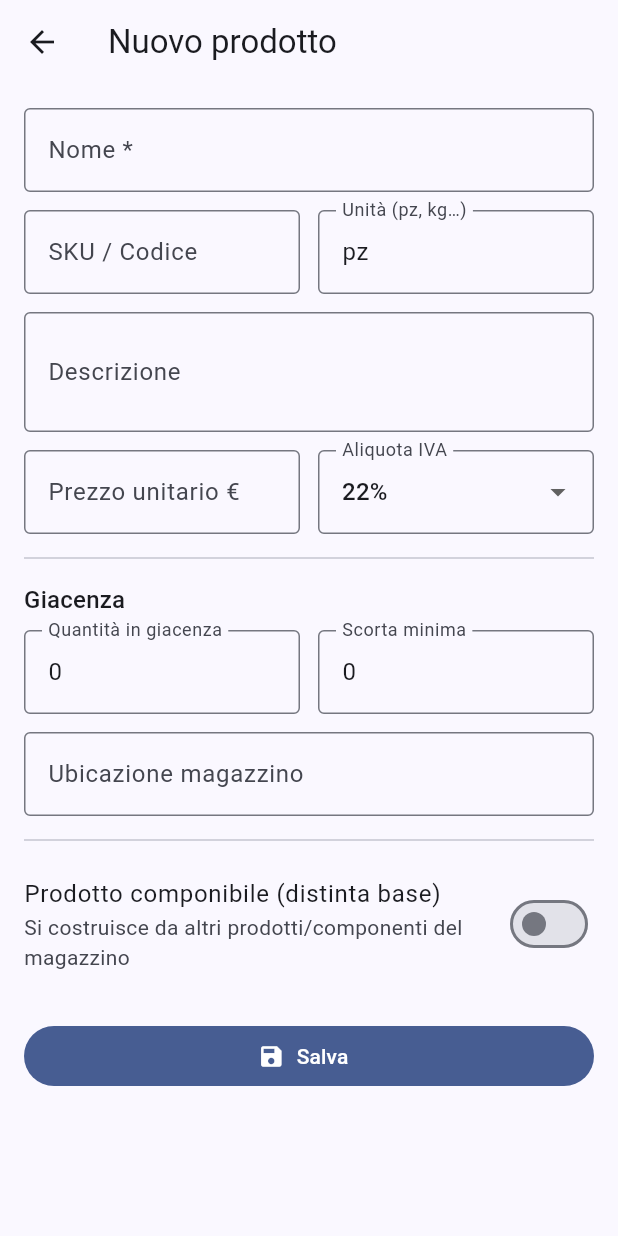
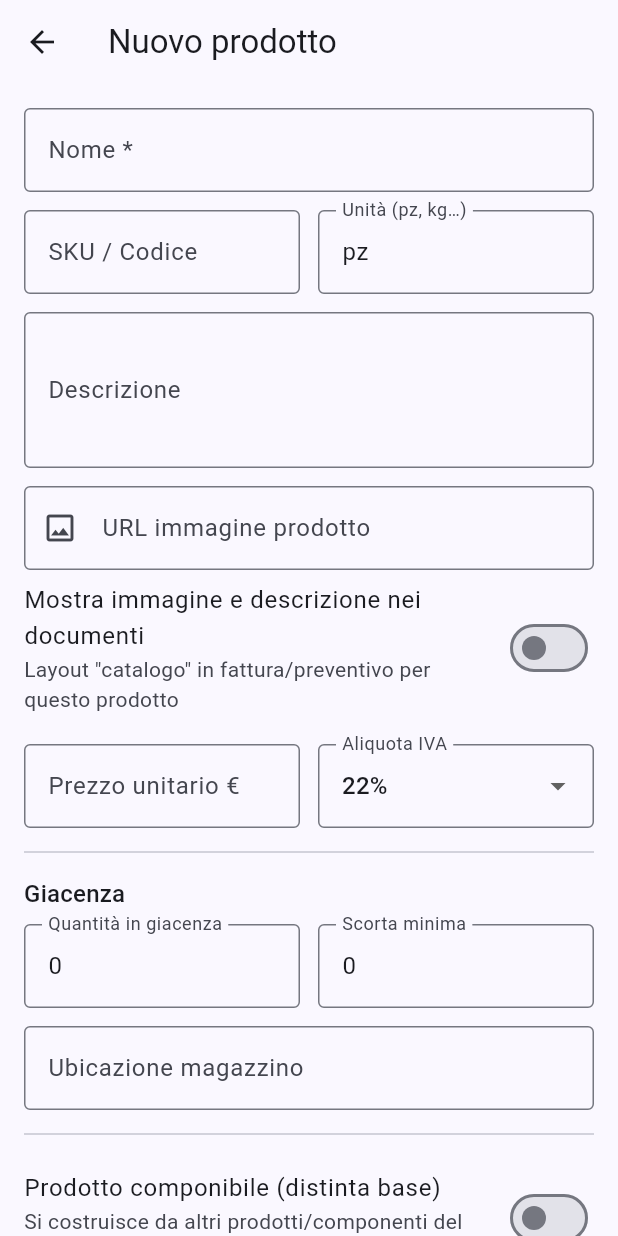
Before and after one commit to Ivan-Gismondi98/SmartERP, a Flutter app: the ProductFormPage screen opened directly, on a phone screen of 412 x 824 dp. Run offline on Flutter 3.47's test engine with Material 3 defaults, Android fonts, the phone set to English and light mode, and no system bars; our stand-ins replace flutter_riverpod, go_router, pdf, printing, supabase_flutter; missing offline and left inert: file_saver; accounts and stored records are empty.

Commit message:
prodotti con immagine + layout catalogo

```diff
--- a/app/lib/features/invoices/data/invoices_repository.dart
+++ b/app/lib/features/invoices/data/invoices_repository.dart
@@ -36,7 +36,8 @@ class InvoicesRepository {
         .from('invoices')
         .select('$_invoiceSelect, invoice_items ( id, position, product_id, '
             'description, quantity, unit_price, vat_rate, vat_nature, '
-            'discount_percent, line_total )')
+            'discount_percent, line_total, '
+            'products ( name, image_url, show_in_documents ) )')
         .eq('id', id)
         .single();
     return Invoice.fromJson(row);
--- a/app/lib/features/products/data/products_repository.dart
+++ b/app/lib/features/products/data/products_repository.dart
@@ -9,7 +9,8 @@ import '../domain/bom_component.dart';
 import '../domain/product.dart';
 
 const _select = 'id, company_id, sku, name, description, unit_price, vat_rate, '
-    'unit, is_composable, inventory ( quantity, reorder_level, warehouse_location )';
+    'unit, is_composable, image_url, show_in_documents, '
+    'inventory ( quantity, reorder_level, warehouse_location )';
 
 class ProductsRepository {
   ProductsRepository(this._client);
--- a/app/lib/features/products/domain/product.dart
+++ b/app/lib/features/products/domain/product.dart
@@ -12,6 +12,8 @@ class Product {
     this.vatRate = 22,
     this.unit = 'pz',
     this.isComposable = false,
+    this.imageUrl,
+    this.showInDocuments = false,
     this.quantity = 0,
     this.reorderLevel = 0,
     this.warehouseLocation,
@@ -26,6 +28,8 @@ class Product {
   final double vatRate;
   final String unit;
   final bool isComposable;
+  final String? imageUrl;
+  final bool showInDocuments;
 
   // Giacenza (tabella inventory).
   final int quantity;
@@ -54,6 +58,8 @@ class Product {
       vatRate: (j['vat_rate'] as num?)?.toDouble() ?? 22,
       unit: (j['unit'] as String?) ?? 'pz',
       isComposable: (j['is_composable'] as bool?) ?? false,
+      imageUrl: j['image_url'] as String?,
+      showInDocuments: (j['show_in_documents'] as bool?) ?? false,
       quantity: (inv?['quantity'] as num?)?.toInt() ?? 0,
       reorderLevel: (inv?['reorder_level'] as num?)?.toInt() ?? 0,
       warehouseLocation: inv?['warehouse_location'] as String?,
@@ -70,6 +76,9 @@ class Product {
         'vat_rate': vatRate,
         'unit': unit,
         'is_composable': isComposable,
+        'image_url':
+            (imageUrl == null || imageUrl!.trim().isEmpty) ? null : imageUrl!.trim(),
+        'show_in_documents': showInDocuments,
       };
 
   Map<String, dynamic> inventoryJson() => {
--- a/app/lib/features/products/presentation/product_form_page.dart
+++ b/app/lib/features/products/presentation/product_form_page.dart
@@ -27,11 +27,13 @@ class _ProductFormPageState extends ConsumerState<ProductFormPage> {
   late final TextEditingController _description;
   late final TextEditingController _unit;
   late final TextEditingController _warehouse;
+  late final TextEditingController _image;
 
   late double _unitPrice;
   late double _vatRate;
   late int _quantity;
   late int _reorder;
+  bool _showInDocs = false;
   bool _saving = false;
 
   bool _isComposable = false;
@@ -49,10 +51,12 @@ class _ProductFormPageState extends ConsumerState<ProductFormPage> {
     _description = TextEditingController(text: p?.description ?? '');
     _unit = TextEditingController(text: p?.unit ?? 'pz');
     _warehouse = TextEditingController(text: p?.warehouseLocation ?? '');
+    _image = TextEditingController(text: p?.imageUrl ?? '');
     _unitPrice = p?.unitPrice ?? 0;
     _vatRate = p?.vatRate ?? 22;
     _quantity = p?.quantity ?? 0;
     _reorder = p?.reorderLevel ?? 0;
+    _showInDocs = p?.showInDocuments ?? false;
     _isComposable = p?.isComposable ?? false;
     if (_existing != null && _isComposable) _loadBom();
   }
@@ -74,7 +78,7 @@ class _ProductFormPageState extends ConsumerState<ProductFormPage> {
 
   @override
   void dispose() {
-    for (final c in [_name, _sku, _description, _unit, _warehouse]) {
+    for (final c in [_name, _sku, _description, _unit, _warehouse, _image]) {
       c.dispose();
     }
     super.dispose();
@@ -99,6 +103,8 @@ class _ProductFormPageState extends ConsumerState<ProductFormPage> {
       vatRate: _vatRate,
       unit: _unit.text.trim().isEmpty ? 'pz' : _unit.text.trim(),
       isComposable: _isComposable,
+      imageUrl: _image.text,
+      showInDocuments: _showInDocs,
       quantity: _quantity,
       reorderLevel: _reorder,
       warehouseLocation: _warehouse.text,
@@ -297,8 +303,43 @@ class _ProductFormPageState extends ConsumerState<ProductFormPage> {
             const SizedBox(height: 12),
             TextFormField(
               controller: _description,
-              maxLines: 2,
-              decoration: const InputDecoration(labelText: 'Descrizione'),
+              maxLines: 3,
+              decoration: const InputDecoration(
+                labelText: 'Descrizione',
+                hintText: 'Mostrata nei documenti se attivo il toggle sotto',
+              ),
+            ),
+            const SizedBox(height: 12),
+            TextFormField(
+              controller: _image,
+              decoration: const InputDecoration(
+                labelText: 'URL immagine prodotto',
+                hintText: 'https://… (PNG/JPG)',
+                prefixIcon: Icon(Icons.image_outlined),
+              ),
+              onChanged: (_) => setState(() {}),
+            ),
+            if (_image.text.trim().isNotEmpty)
+              Padding(
+                padding: const EdgeInsets.only(top: 8),
+                child: ClipRRect(
+                  borderRadius: BorderRadius.circular(8),
+                  child: Image.network(
+                    _image.text.trim(),
+                    height: 90,
+                    fit: BoxFit.cover,
+                    errorBuilder: (_, __, ___) => const Text(
+                        'Anteprima non disponibile (URL non valido o CORS).'),
+                  ),
+                ),
+              ),
+            SwitchListTile(
+              contentPadding: EdgeInsets.zero,
+              title: const Text('Mostra immagine e descrizione nei documenti'),
+              subtitle: const Text(
+                  'Layout "catalogo" in fattura/preventivo per questo prodotto'),
+              value: _showInDocs,
+              onChanged: (v) => setState(() => _showInDocs = v),
             ),
             const SizedBox(height: 12),
             Row(
```
Also changed, not shown: app/lib/features/invoices/data/invoice_pdf.dart (+94 -29 lines), app/lib/features/invoices/domain/invoice.dart (+22 -0 lines), app/lib/features/invoices/presentation/invoice_form_page.dart (+5 -2 lines), 3 other files.
